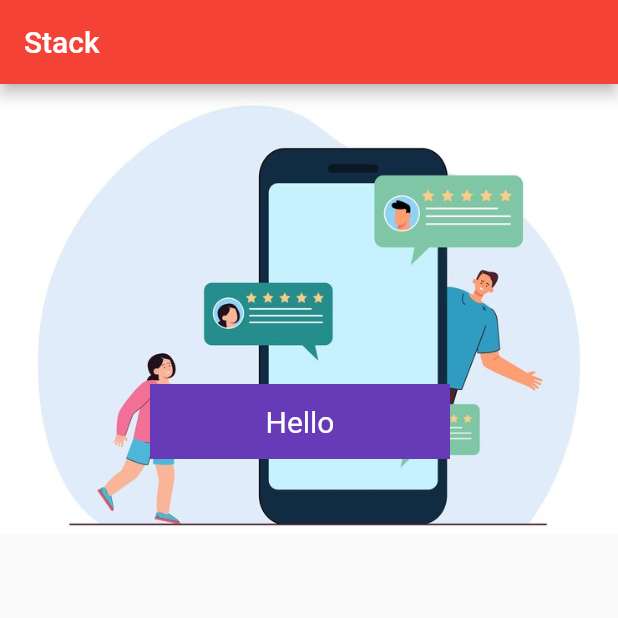
After one commit to itsnehabhagat05/LearningFlutterTopics, a Flutter app: the screen it shows after launch, on a phone screen of 412 x 824 dp, the top half of it. The commit adds this screen. Run offline on Flutter 3.47's test engine with Material 2 defaults, Android fonts, the light colour scheme and no system bars; our stand-ins replace animated_text_kit.

Commit message:
Stack  And  Positioned

```diff
--- a/lib/main.dart
+++ b/lib/main.dart
@@ -4,11 +4,7 @@
 // import 'package:learn_flutter/widgets/buttons.dart';
 // import 'package:learn_flutter/widgets/snackbar.dart';
 import 'package:flutter/material.dart';
-import 'package:learn_flutter/widgets/animated_text.dart';
-import 'package:learn_flutter/widgets/bottom_nav.dart';
-import 'package:learn_flutter/widgets/dismissiable.dart';
-import 'package:learn_flutter/widgets/drop_down.dart';
-import 'package:learn_flutter/widgets/form.dart';
+import 'package:learn_flutter/widgets/stack.dart';
 
 
 void main(){
@@ -27,7 +23,7 @@ class LearnApp extends StatelessWidget {
         brightness: Brightness.light,
 
         primaryColor: Colors.deepPurple,),
-      home:FormWidget() ,
+      home:StackWidget() ,
 
     );
   }
--- /dev/null
+++ b/lib/widgets/stack.dart
@@ -0,0 +1,57 @@
+import 'package:flutter/material.dart';
+
+class StackWidget extends StatelessWidget {
+  const StackWidget({super.key});
+
+  @override
+  Widget build(BuildContext context) {
+    return Scaffold(
+      appBar: AppBar(
+        title: Text('Stack'),
+        backgroundColor: Colors.red,
+      ),
+      // body: Container(
+      //   color: Colors.blue,
+      //   child: Center(child:
+      //     Stack(children: [
+      //       Positioned(
+      //         bottom: 10,
+      //         left: 30,
+      //         child: Container(height: 300,width: 300,color: Colors.yellow,)),
+      //       Positioned(
+      //         top: 40,
+      //         right: 50,
+      //         child: Container(height: 150,width: 150,color: Colors.red,)),
+      //       Center(child: Container(height: 50,width: 50,color: Colors.green,)),
+
+      //     ],)
+      //   ),
+      // ),
+      body: Stack(
+        children:[
+          Positioned(
+            child:
+            Container(
+              height: 300,
+              width: MediaQuery.of(context).size.width,
+              decoration:BoxDecoration(
+                color:Colors.yellow ,
+                image:DecorationImage(
+                  image:AssetImage('assets/download.jpg'),
+                  fit: BoxFit.cover )
+              ) ,
+              ),),
+              Positioned(
+                left: 100,
+                top: 200,
+                child: Container(
+                  height: 50,width: 200,color:Colors.deepPurple,
+                  child: Center(child: Text('Hello',style: TextStyle(color: Colors.white,fontSize: 20 ),)),
+
+                  ),
+              )
+
+        ]),
+    );
+  }
+}
--- a/pubspec.yaml
+++ b/pubspec.yaml
@@ -61,9 +61,9 @@ flutter:
   uses-material-design: true
 
   # To add assets to your application, add an assets section, like this:
-  # assets:
-  #   - images/a_dot_burr.jpeg
-  #   - images/a_dot_ham.jpeg
+  assets:
+    - assets/download.jpg
+    - assets/preview.jpg
 
   # An image asset can refer to one or more resolution-specific "variants", see
   # https://flutter.dev/assets-and-images/#resolution-aware
```
Also changed, not shown: assets/download.jpg (added), assets/preview.jpg (added).
